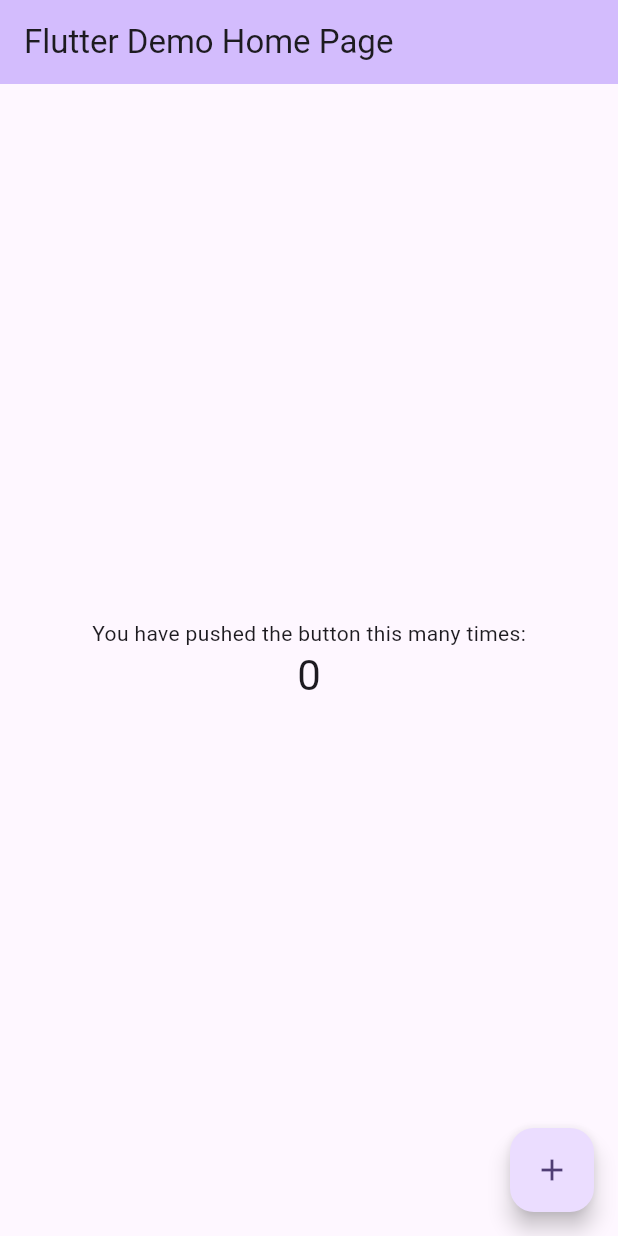
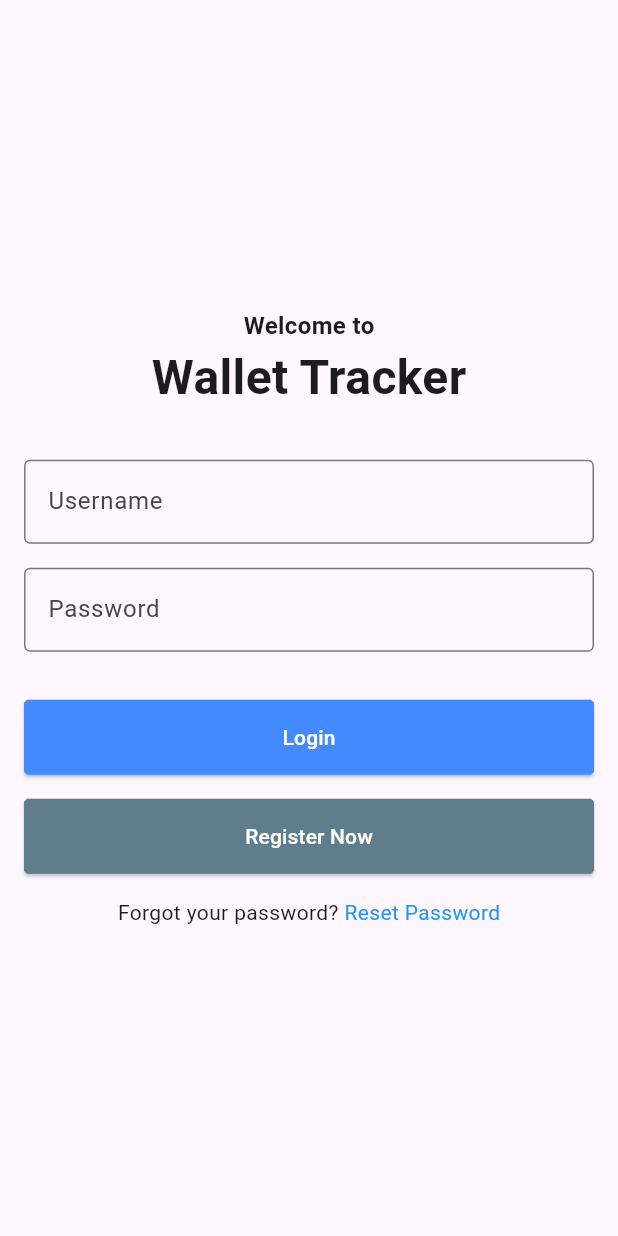
Before and after one commit to dsm98/wallet_tracker, a Flutter app: the screen it shows after launch, on a phone screen of 412 x 824 dp. Run offline on Flutter 3.47's test engine with Material 3 defaults, Android fonts, the light colour scheme and no system bars.

Commit message:
Add login,register and password reset screens

```diff
--- /dev/null
+++ b/lib/Auth/loginPage.dart
@@ -0,0 +1,105 @@
+import 'package:flutter/material.dart';
+import 'package:wallettracker/Auth/passwordReset.dart';
+import 'package:wallettracker/Auth/registerPage.dart';
+
+
+
+class LoginPage extends StatelessWidget {
+  final TextEditingController _usernameController = TextEditingController();
+  final TextEditingController _passwordController = TextEditingController();
+
+  @override
+  Widget build(BuildContext context) {
+    return Scaffold(
+      body: Center(
+        child: SingleChildScrollView(
+          padding: const EdgeInsets.all(16.0),
+          child: ConstrainedBox(
+            constraints: BoxConstraints(maxWidth: 400),
+            child: Column(
+              mainAxisAlignment: MainAxisAlignment.center,
+              children: [
+                Text(
+                'Welcome to',
+                style: TextStyle(fontSize: 16, fontWeight: FontWeight.bold),
+                ),
+                Text(
+                  'Wallet Tracker',
+                  style: TextStyle(fontSize: 32, fontWeight: FontWeight.bold),
+                ),
+                SizedBox(height: 32),
+                TextField(
+                  controller: _usernameController,
+                  decoration: InputDecoration(
+                    labelText: 'Username',
+                    border: OutlineInputBorder(),
+                  ),
+                ),
+                SizedBox(height: 16),
+                TextField(
+                  controller: _passwordController,
+                  obscureText: true,
+                  decoration: InputDecoration(
+                    labelText: 'Password',
+                    border: OutlineInputBorder(),
+                  ),
+                ),
+                SizedBox(height: 32),
+                ElevatedButton(
+                  onPressed: () {
+                    // Handle login logic here
+                  },
+                  child: Text('Login',style: TextStyle(color: Colors.white),),
+                  style: ElevatedButton.styleFrom(
+                    minimumSize: Size(double.infinity, 50),
+                    backgroundColor: Colors.blueAccent,
+                      shape: BeveledRectangleBorder(
+                          borderRadius: BorderRadius.all(Radius.circular(2))
+                      )
+                  ),
+                ),
+                SizedBox(height: 16),
+                ElevatedButton(
+                  onPressed: () {
+                    // Handle login logic here
+                    Navigator.push(
+                      context,
+                      MaterialPageRoute(builder: (context) => RegisterPage()),
+                    );
+                  },
+                  child: Text('Register Now',style: TextStyle(color: Colors.white),),
+                  style: ElevatedButton.styleFrom(
+                      minimumSize: Size(double.infinity, 50),
+                      backgroundColor: Colors.blueGrey,
+                      shape: BeveledRectangleBorder(
+                          borderRadius: BorderRadius.all(Radius.circular(2))
+                      )
+                  ),
+                ),
+                SizedBox(height: 16),
+                Row(
+                  mainAxisAlignment: MainAxisAlignment.center,
+                  children: [
+                    Text('Forgot your password? '),
+                    GestureDetector(
+                      onTap: () {
+                        Navigator.push(
+                          context,
+                          MaterialPageRoute(builder: (context) => PasswordResetRequestPage()),
+                        );
+                      },
+                      child: Text(
+                        'Reset Password',
+                        style: TextStyle(color: Colors.blue),
+                      ),
+                    ),
+                  ],
+                ),
+              ],
+            ),
+          ),
+        ),
+      ),
+    );
+  }
+}
--- a/lib/main.dart
+++ b/lib/main.dart
@@ -1,4 +1,5 @@
 import 'package:flutter/material.dart';
+import 'package:wallettracker/Auth/loginPage.dart';
 
 void main() {
   runApp(const MyApp());
@@ -13,40 +14,18 @@
     return MaterialApp(
       title: 'Flutter Demo',
       theme: ThemeData(
-        // This is the theme of your application.
-        //
-        // TRY THIS: Try running your application with "flutter run". You'll see
-        // the application has a purple toolbar. Then, without quitting the app,
-        // try changing the seedColor in the colorScheme below to Colors.green
-        // and then invoke "hot reload" (save your changes or press the "hot
-        // reload" button in a Flutter-supported IDE, or press "r" if you used
-        // the command line to start the app).
-        //
-        // Notice that the counter didn't reset back to zero; the application
-        // state is not lost during the reload. To reset the state, use hot
-        // restart instead.
-        //
-        // This works for code too, not just values: Most code changes can be
-        // tested with just a hot reload.
         colorScheme: ColorScheme.fromSeed(seedColor: Colors.deepPurple),
+        primarySwatch: Colors.blue,
         useMaterial3: true,
       ),
-      home: const MyHomePage(title: 'Flutter Demo Home Page'),
+      //home: const MyHomePage(title: 'Flutter Demo Home Page'),
+      home: LoginPage(),
     );
   }
 }
 
 class MyHomePage extends StatefulWidget {
   const MyHomePage({super.key, required this.title});
-
-  // This widget is the home page of your application. It is stateful, meaning
-  // that it has a State object (defined below) that contains fields that affect
-  // how it looks.
-
-  // This class is the configuration for the state. It holds the values (in this
-  // case the title) provided by the parent (in this case the App widget) and
-  // used by the build method of the State. Fields in a Widget subclass are
-  // always marked "final".
 
   final String title;
 
@@ -59,50 +38,19 @@
 
   void _incrementCounter() {
     setState(() {
-      // This call to setState tells the Flutter framework that something has
-      // changed in this State, which causes it to rerun the build method below
-      // so that the display can reflect the updated values. If we changed
-      // _counter without calling setState(), then the build method would not be
-      // called again, and so nothing would appear to happen.
       _counter++;
     });
   }
 
   @override
   Widget build(BuildContext context) {
-    // This method is rerun every time setState is called, for instance as done
-    // by the _incrementCounter method above.
-    //
-    // The Flutter framework has been optimized to make rerunning build methods
-    // fast, so that you can just rebuild anything that needs updating rather
-    // than having to individually change instances of widgets.
     return Scaffold(
       appBar: AppBar(
-        // TRY THIS: Try changing the color here to a specific color (to
-        // Colors.amber, perhaps?) and trigger a hot reload to see the AppBar
-        // change color while the other colors stay the same.
         backgroundColor: Theme.of(context).colorScheme.inversePrimary,
-        // Here we take the value from the MyHomePage object that was created by
-        // the App.build method, and use it to set our appbar title.
         title: Text(widget.title),
       ),
       body: Center(
-        // Center is a layout widget. It takes a single child and positions it
-        // in the middle of the parent.
         child: Column(
-          // Column is also a layout widget. It takes a list of children and
-          // arranges them vertically. By default, it sizes itself to fit its
-          // children horizontally, and tries to be as tall as its parent.
-          //
-          // Column has various properties to control how it sizes itself and
-          // how it positions its children. Here we use mainAxisAlignment to
-          // center the children vertically; the main axis here is the vertical
-          // axis because Columns are vertical (the cross axis would be
-          // horizontal).
-          //
-          // TRY THIS: Invoke "debug painting" (choose the "Toggle Debug Paint"
-          // action in the IDE, or press "p" in the console), to see the
-          // wireframe for each widget.
           mainAxisAlignment: MainAxisAlignment.center,
           children: <Widget>[
             const Text(
```
Also changed, not shown: lib/Auth/passwordReset.dart (added, +234 -0 lines), lib/Auth/registerPage.dart (added, +270 -0 lines).
